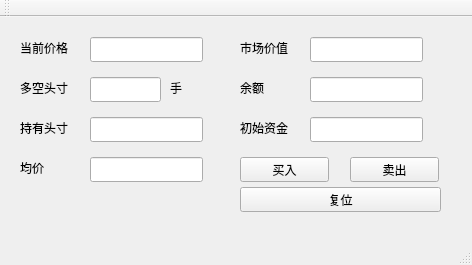
Old version of the form mainwindow.ui in the repository stock-test/practise.
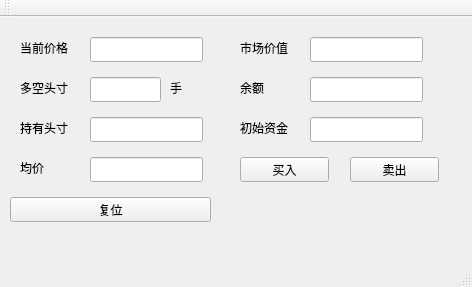
New version of the form.

The edit to the form file:
```diff
--- a/mainwindow.ui
+++ b/mainwindow.ui
@@ -7,7 +7,7 @@
     <x>0</x>
     <y>0</y>
     <width>472</width>
-    <height>265</height>
+    <height>287</height>
    </rect>
   </property>
   <property name="windowTitle">
@@ -204,8 +204,8 @@
    <widget class="QPushButton" name="reset_btn">
     <property name="geometry">
      <rect>
-      <x>240</x>
-      <y>170</y>
+      <x>10</x>
+      <y>180</y>
       <width>201</width>
       <height>25</height>
      </rect>
```
